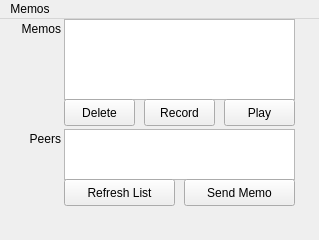
The window that gui/memos/memos.ui (cwoodruf/cmpt433-nap-time) describes before a commit, drawn with Qt 5.
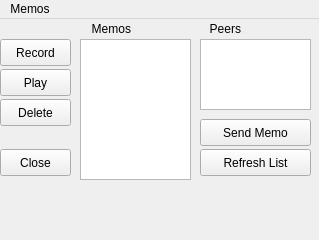
The same window after the commit.

Commit message: rearranged memos gui to fit screen better

What changed in the file:
```diff
--- a/gui/memos/memos.ui
+++ b/gui/memos/memos.ui
@@ -17,28 +17,28 @@
    <widget class="QListView" name="listMemos">
     <property name="geometry">
      <rect>
-      <x>64</x>
-      <y>0</y>
-      <width>231</width>
-      <height>81</height>
+      <x>80</x>
+      <y>20</y>
+      <width>111</width>
+      <height>141</height>
      </rect>
     </property>
    </widget>
    <widget class="QListView" name="listPeers">
     <property name="geometry">
      <rect>
-      <x>64</x>
-      <y>110</y>
-      <width>231</width>
-      <height>51</height>
+      <x>200</x>
+      <y>20</y>
+      <width>111</width>
+      <height>71</height>
      </rect>
     </property>
    </widget>
    <widget class="QPushButton" name="btnRefreshPeers">
     <property name="geometry">
      <rect>
-      <x>64</x>
-      <y>160</y>
+      <x>200</x>
+      <y>130</y>
       <width>111</width>
       <height>27</height>
      </rect>
@@ -50,8 +50,8 @@
    <widget class="QPushButton" name="btnSendMemo">
     <property name="geometry">
      <rect>
-      <x>184</x>
-      <y>160</y>
+      <x>200</x>
+      <y>100</y>
       <width>111</width>
       <height>27</height>
      </rect>
@@ -63,8 +63,8 @@
    <widget class="QPushButton" name="btnRecordMemo">
     <property name="geometry">
      <rect>
-      <x>144</x>
-      <y>80</y>
+      <x>0</x>
+      <y>20</y>
       <width>71</width>
       <height>27</height>
      </rect>
@@ -76,8 +76,8 @@
    <widget class="QPushButton" name="btnPlayMemo">
     <property name="geometry">
      <rect>
-      <x>224</x>
-      <y>80</y>
+      <x>0</x>
+      <y>50</y>
       <width>71</width>
       <height>27</height>
      </rect>
@@ -89,7 +89,7 @@
    <widget class="QPushButton" name="btnDeleteMemo">
     <property name="geometry">
      <rect>
-      <x>64</x>
+      <x>0</x>
       <y>80</y>
       <width>71</width>
       <height>27</height>
@@ -102,7 +102,7 @@
    <widget class="QLabel" name="labelMemos">
     <property name="geometry">
      <rect>
-      <x>10</x>
+      <x>80</x>
       <y>0</y>
       <width>51</width>
       <height>20</height>
@@ -118,8 +118,8 @@
    <widget class="QLabel" name="labelPeers">
     <property name="geometry">
      <rect>
-      <x>10</x>
-      <y>110</y>
+      <x>190</x>
+      <y>0</y>
       <width>51</width>
       <height>20</height>
      </rect>
@@ -131,6 +131,19 @@
      <set>Qt::AlignRight|Qt::AlignTrailing|Qt::AlignVCenter</set>
     </property>
    </widget>
+   <widget class="QPushButton" name="btnClose">
+    <property name="geometry">
+     <rect>
+      <x>0</x>
+      <y>130</y>
+      <width>71</width>
+      <height>27</height>
+     </rect>
+    </property>
+    <property name="text">
+     <string>Close</string>
+    </property>
+   </widget>
   </widget>
   <widget class="QMenuBar" name="menubar">
    <property name="geometry">
```
Left out of the diff: 16 changed lines with no effect on the pictures.
